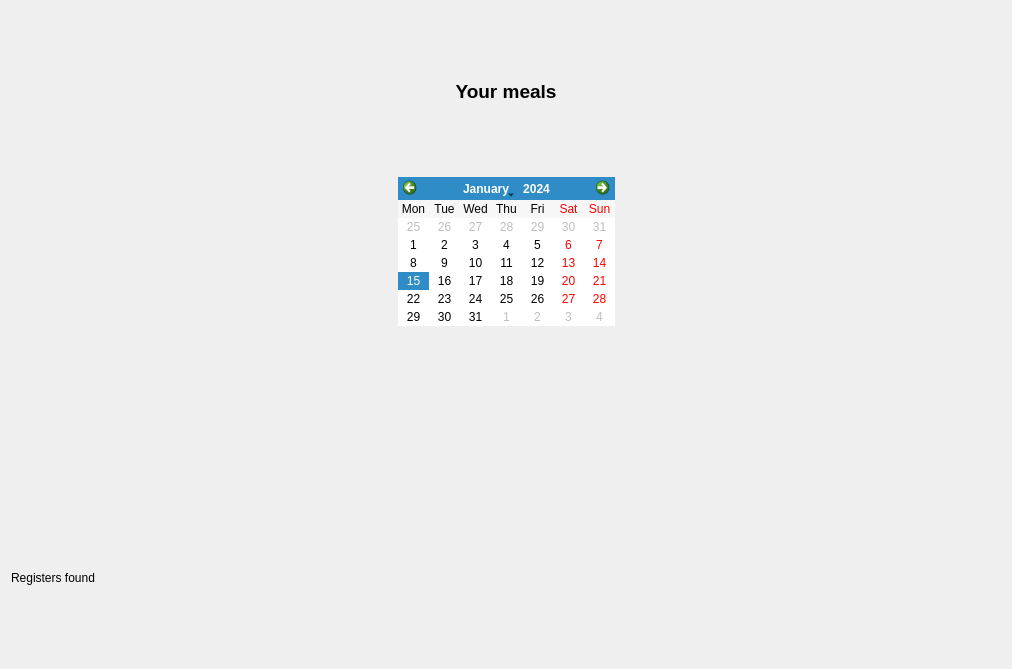
turulomio/caloriestracker, file caloriestracker/ui/wdgMeals.ui: the form before one commit.
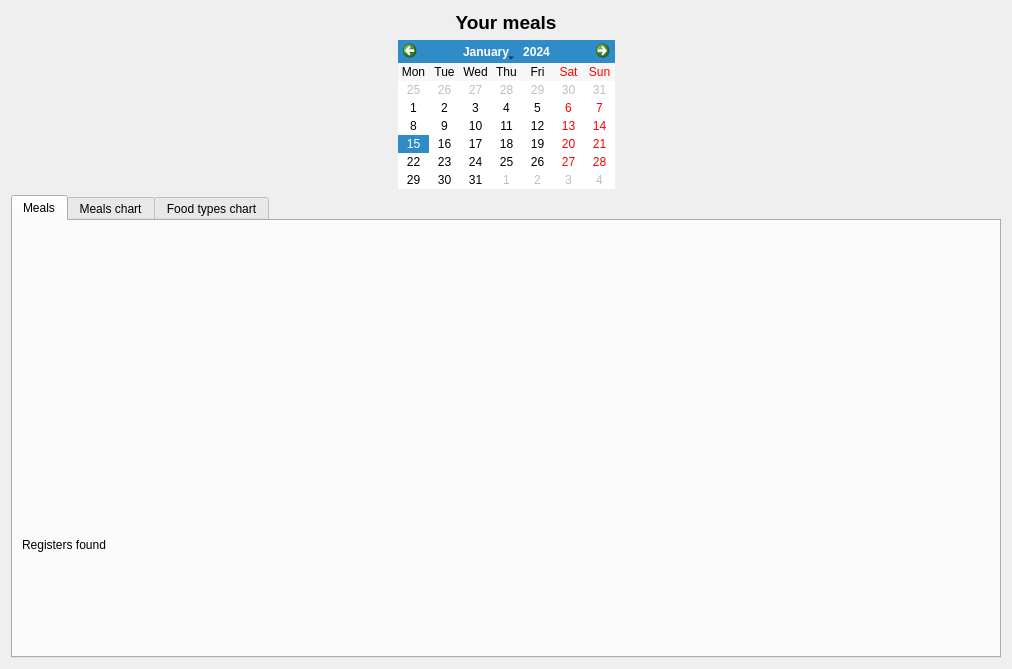
The form after the commit. Icons and pictures are not drawn. Custom widgets are drawn as their Qt base class.

Commit message: [wdgMeals] Added meals and foodtype pies

```diff
--- a/caloriestracker/ui/wdgMeals.ui
+++ b/caloriestracker/ui/wdgMeals.ui
@@ -12,7 +12,7 @@
   </property>
   <layout class="QHBoxLayout" name="horizontalLayout_2">
    <item>
-    <layout class="QVBoxLayout" name="verticalLayout">
+    <layout class="QVBoxLayout" name="verticalLayout_2">
      <item>
       <widget class="QLabel" name="lbl">
        <property name="font">
@@ -74,13 +74,63 @@
       </layout>
      </item>
      <item>
-      <widget class="mqtwObjects" name="tblMeals" native="true"/>
-     </item>
-     <item>
-      <widget class="QLabel" name="lblFound">
-       <property name="text">
-        <string>Registers found</string>
+      <widget class="QTabWidget" name="tabWidget">
+       <property name="currentIndex">
+        <number>0</number>
        </property>
+       <widget class="QWidget" name="tab">
+        <attribute name="icon">
+         <iconset resource="../images/caloriestracker.qrc">
+          <normaloff>:/caloriestracker/meals.png</normaloff>:/caloriestracker/meals.png</iconset>
+        </attribute>
+        <attribute name="title">
+         <string>Meals</string>
+        </attribute>
+        <layout class="QHBoxLayout" name="horizontalLayout_3">
+         <item>
+          <layout class="QVBoxLayout" name="verticalLayout">
+           <item>
+            <widget class="mqtwObjects" name="tblMeals" native="true"/>
+           </item>
+           <item>
+            <widget class="QLabel" name="lblFound">
+             <property name="text">
+              <string>Registers found</string>
+             </property>
+            </widget>
+           </item>
+          </layout>
+         </item>
+        </layout>
+       </widget>
+       <widget class="QWidget" name="tab_2">
+        <attribute name="icon">
+         <iconset resource="../images/caloriestracker.qrc">
+          <normaloff>:/caloriestracker/pie.png</normaloff>:/caloriestracker/pie.png</iconset>
+        </attribute>
+        <attribute name="title">
+         <string>Meals chart</string>
+        </attribute>
+        <layout class="QHBoxLayout" name="horizontalLayout_5">
+         <item>
+          <widget class="VCPie" name="wdgPieMeals" native="true"/>
+         </item>
+        </layout>
+       </widget>
+       <widget class="QWidget" name="tab_3">
+        <attribute name="icon">
+         <iconset resource="../images/caloriestracker.qrc">
+          <normaloff>:/caloriestracker/pie.png</normaloff>:/caloriestracker/pie.png</iconset>
+        </attribute>
+        <attribute name="title">
+         <string>Food types chart</string>
+        </attribute>
+        <layout class="QHBoxLayout" name="horizontalLayout_4">
+         <item>
+          <widget class="VCPie" name="wdgPieFoodtypes" native="true"/>
+         </item>
+        </layout>
+       </widget>
       </widget>
      </item>
     </layout>
@@ -154,6 +204,12 @@
    <header location="global">myqtablewidget</header>
    <container>1</container>
   </customwidget>
+  <customwidget>
+   <class>VCPie</class>
+   <extends>QWidget</extends>
+   <header location="global">myqcharts</header>
+   <container>1</container>
+  </customwidget>
  </customwidgets>
  <resources>
   <include location="../images/caloriestracker.qrc"/>
```
The commit also changes 3 other files.
